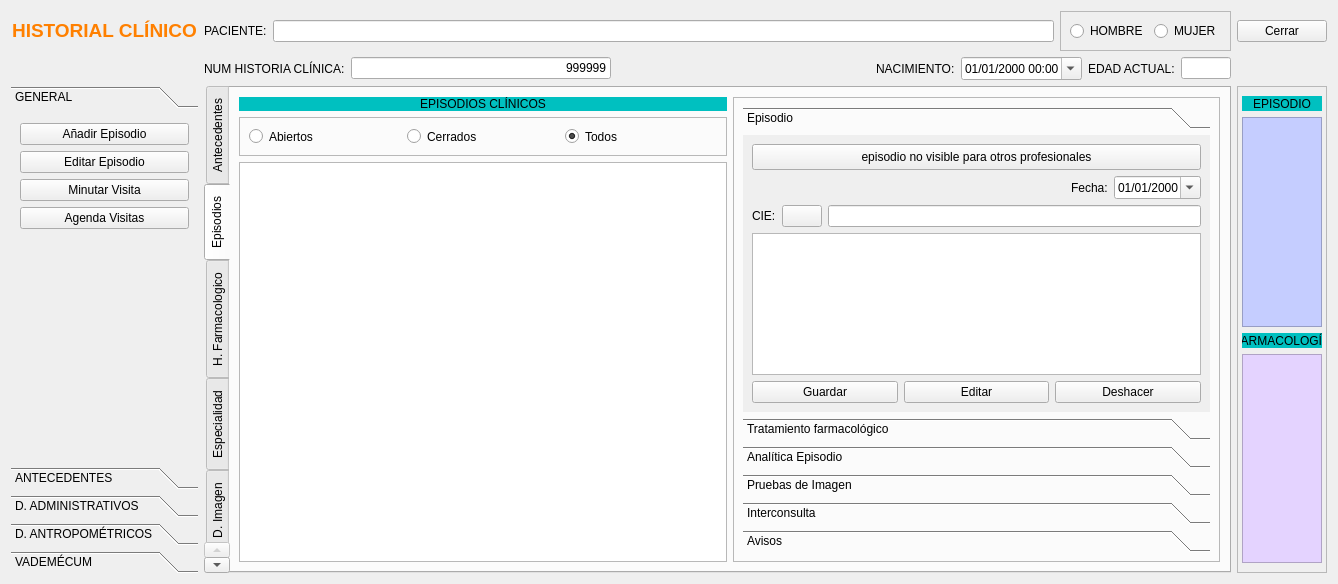
First picture: the form in frmfichapaciente.ui, repository arcnexus/RedFoX, before the edit.
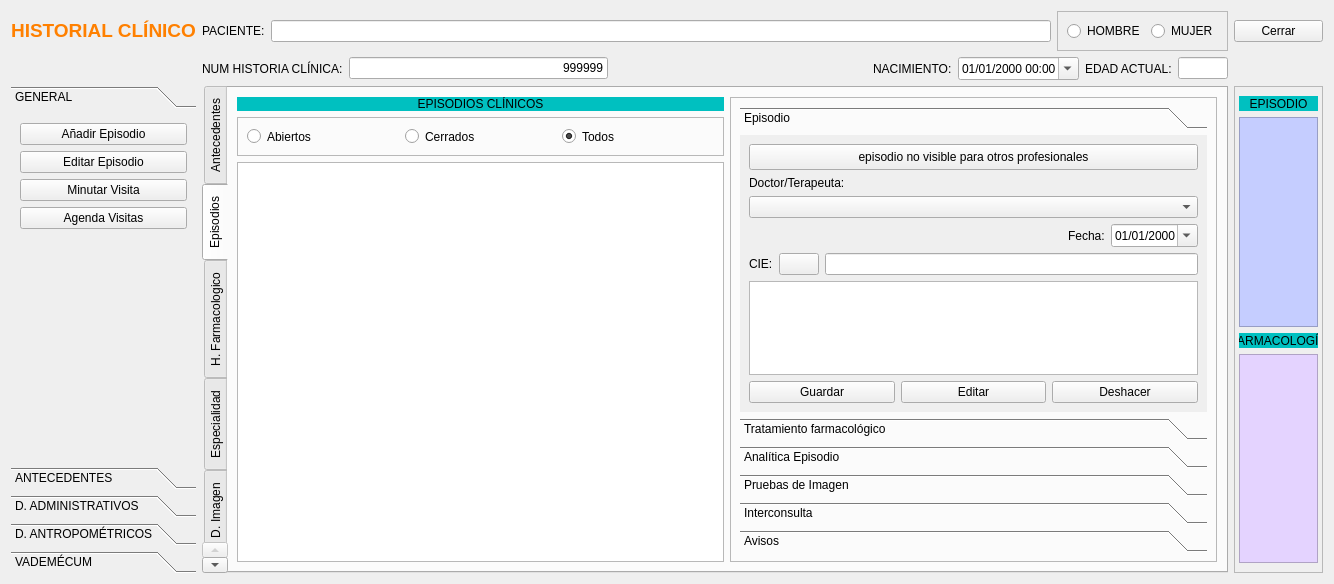
Second picture: the form after the edit. The open tabs and pages were chosen to show the change. Icons and pictures are not drawn.

```diff
--- a/frmfichapaciente.ui
+++ b/frmfichapaciente.ui
@@ -9,7 +9,7 @@
    <rect>
     <x>0</x>
     <y>0</y>
-    <width>1338</width>
+    <width>1334</width>
     <height>584</height>
    </rect>
   </property>
@@ -1068,8 +1068,8 @@
               <rect>
                <x>0</x>
                <y>0</y>
-               <width>323</width>
-               <height>229</height>
+               <width>468</width>
+               <height>292</height>
               </rect>
              </property>
              <attribute name="label">
@@ -1093,7 +1093,7 @@
                 </property>
                </widget>
               </item>
-              <item row="1" column="0">
+              <item row="5" column="0">
                <layout class="QHBoxLayout" name="horizontalLayout_5">
                 <item>
                  <spacer name="horizontalSpacer_6">
@@ -1127,7 +1127,7 @@
                 </item>
                </layout>
               </item>
-              <item row="2" column="0">
+              <item row="6" column="0">
                <layout class="QGridLayout" name="gridLayout_38">
                 <item row="0" column="0">
                  <widget class="QLabel" name="label_7">
@@ -1152,10 +1152,10 @@
                 </item>
                </layout>
               </item>
-              <item row="3" column="0">
+              <item row="7" column="0">
                <widget class="QTextEdit" name="txtEpisodio"/>
               </item>
-              <item row="4" column="0">
+              <item row="8" column="0">
                <layout class="QGridLayout" name="gridLayout_3">
                 <item row="0" column="0">
                  <widget class="QPushButton" name="pushButton_17">
@@ -1222,6 +1222,16 @@
                 </item>
                </layout>
               </item>
+              <item row="2" column="0">
+               <widget class="QLabel" name="label_86">
+                <property name="text">
+                 <string>Doctor/Terapeuta:</string>
+                </property>
+               </widget>
+              </item>
+              <item row="3" column="0">
+               <widget class="QComboBox" name="comboBox_5"/>
+              </item>
              </layout>
             </widget>
             <widget class="QWidget" name="page_4">
```
Left out of the diff: 14 changed lines with no effect on the pictures.
